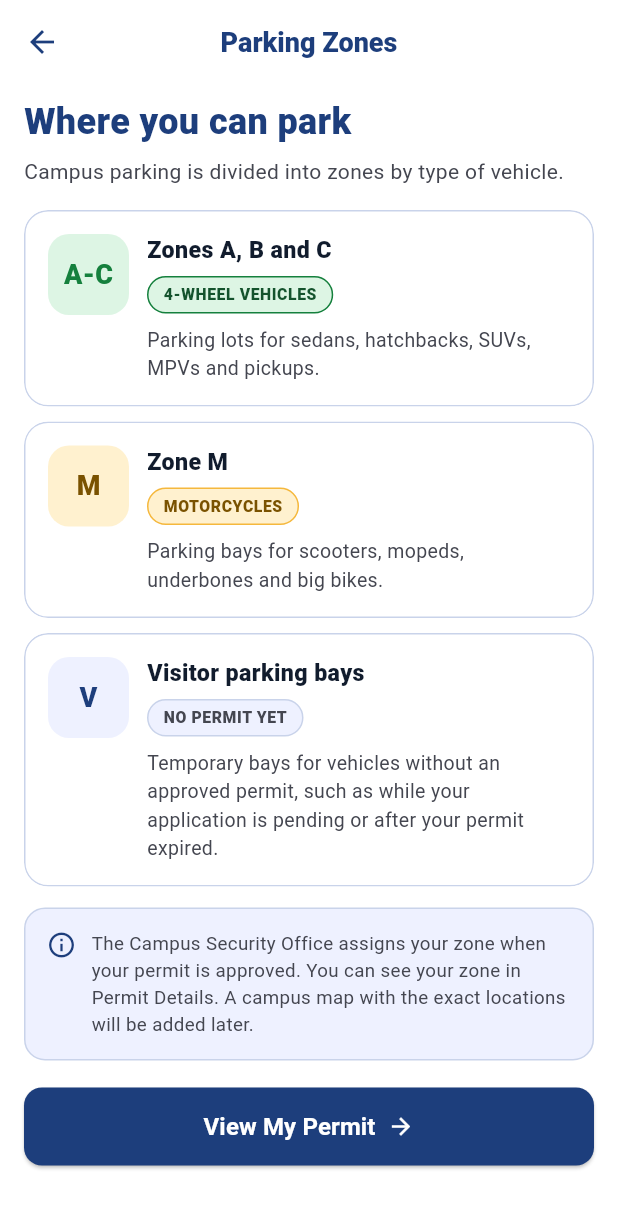
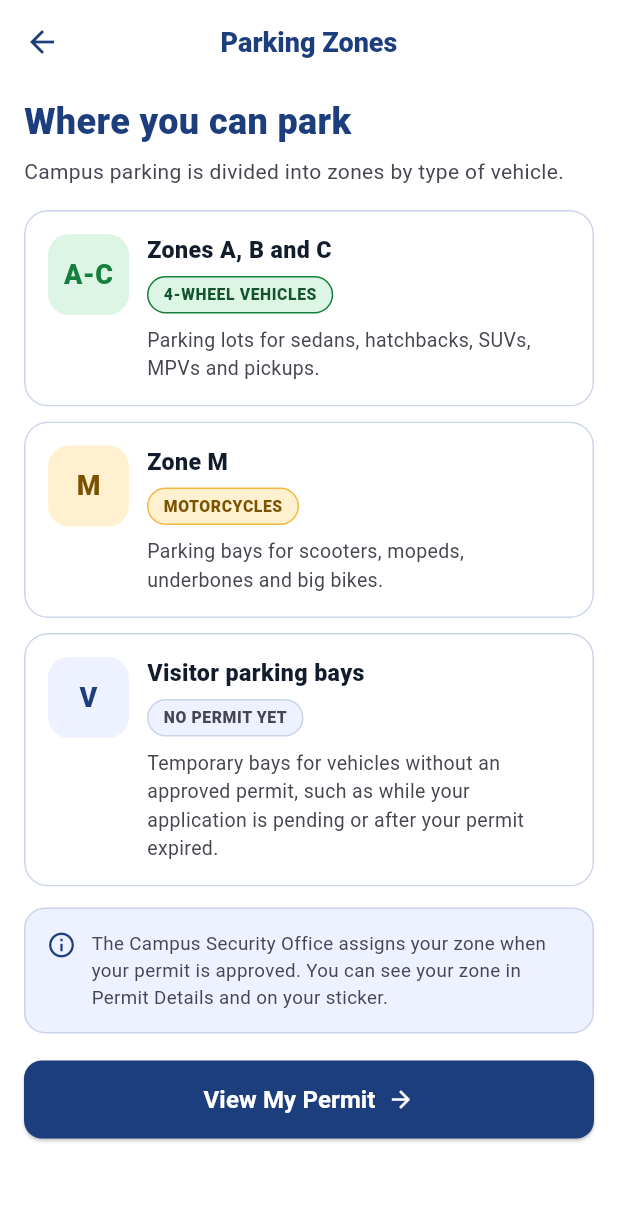
Before and after one commit to Itzmejian/UCU-ParkPermit, a Flutter app: the ParkingPolicyScreen screen opened by its route, scrolled down 576 dp, after a tap on "See Parking Zones", on a phone screen of 412 x 824 dp. Shown: the top 1208 px of the screen. Run offline on Flutter 3.47's test engine with Material 3 defaults, Android fonts, the phone set to English and light mode, and no system bars; our stand-ins replace connectivity_plus, file_picker, flutter_image_compress, image_picker, pdf, permission_handler and 2 more; missing offline and left inert: google_mlkit_text_recognition, mobile_scanner; accounts and stored records are empty.

Commit message:
Batch 20: rules and zones from the server, scan ignores SAMPLE

```diff
--- a/lib/core/orcr_parser.dart
+++ b/lib/core/orcr_parser.dart
@@ -82,7 +82,12 @@ String? _plateFrom(String text) {
 
 OrcrResult parseOrcr(List<String> rawLines) {
   final lines = [
-    for (final l in rawLines) l.toUpperCase().replaceAll(RegExp(r'\s+'), ' ').trim(),
+    for (final l in rawLines)
+      l
+          .toUpperCase()
+          .replaceAll(RegExp(r'\b(SAMPLE|ONLY)\b'), ' ')
+          .replaceAll(RegExp(r'\s+'), ' ')
+          .trim(),
   ]..removeWhere((l) => l.isEmpty);
   if (lines.isEmpty) return const OrcrResult();
 
--- a/lib/screens/help/parking_policy_screen.dart
+++ b/lib/screens/help/parking_policy_screen.dart
@@ -2,96 +2,86 @@ import 'package:flutter/material.dart';
 import '../../core/app_colors.dart';
 import '../../core/app_limits.dart';
 import '../../core/app_routes.dart';
+import '../../services/campus_info_service.dart';
 import '../../widgets/app_buttons.dart';
 import '../../widgets/app_card.dart';
 
-class _Rule {
-  const _Rule(this.icon, this.title, this.body);
+class ParkingPolicyScreen extends StatefulWidget {
+  const ParkingPolicyScreen({super.key});
 
-  final IconData icon;
-  final String title;
-  final String body;
+  @override
+  State<ParkingPolicyScreen> createState() => _ParkingPolicyScreenState();
 }
 
-class ParkingPolicyScreen extends StatelessWidget {
-  const ParkingPolicyScreen({super.key});
+class _ParkingPolicyScreenState extends State<ParkingPolicyScreen> {
+  static const List<CampusRule> _builtIn = [
+    CampusRule(Icons.directions_car_outlined, 'Up to $kMaxVehicles vehicles',
+        'Each account can register up to $kMaxVehicles vehicles. A pending application counts as one.'),
+    CampusRule(Icons.confirmation_number_outlined, 'Permit sticker',
+        'After approval you get a parking sticker with a QR code. Put it on your vehicle where the guard can see it. The guard scans it at the gate.'),
+    CampusRule(Icons.do_not_disturb_on_outlined, 'Stickers are not transferable',
+        'A sticker belongs to one vehicle and one person. Do not lend it or move it to another vehicle.'),
+    CampusRule(Icons.event_available_outlined, 'Valid for one semester',
+        'A permit is valid for one semester (6 months). The date is shown in Permit Details. Renew before it expires.'),
+    CampusRule(Icons.local_parking, 'Without a valid permit',
+        'Use the temporary visitor parking bays until your permit is approved or renewed.'),
+    CampusRule(Icons.edit_note_outlined, 'Changes to your vehicle',
+        'A new plate number must be verified again by the Security Office. Changes to the make or model, color and year are saved right away.'),
+    CampusRule(Icons.gavel_outlined, 'Declined applications',
+        'You have 7 days to file one appeal and resubmit the documents that need correcting.'),
+    CampusRule(Icons.autorenew_rounded, 'Lost or damaged sticker',
+        'Request a replacement in Permit Details. The old sticker stops working once the replacement is approved.'),
+    CampusRule(Icons.lock_outline, 'Your documents and data',
+        'Your documents are used only for your parking permit and are handled under the Data Privacy Act of 2012 (RA 10173).'),
+  ];
 
-  List<_Rule> get _rules => const [
-        _Rule(
-          Icons.directions_car_outlined,
-          'Vehicle limit',
-          'Each account can register up to $kMaxVehicles vehicles. A pending application counts as one.',
-        ),
-        _Rule(
-          Icons.confirmation_number_outlined,
-          'Permit sticker',
-          'After approval you get a permit number printed on a sticker. Put it on your vehicle where the guard can see it. The guard checks the sticker and its number at the gate.',
-        ),
-        _Rule(
-          Icons.do_not_disturb_on_outlined,
-          'Stickers are not transferable',
-          'A sticker belongs to one vehicle and one person. Do not lend it or move it to another vehicle.',
-        ),
-        _Rule(
-          Icons.event_available_outlined,
-          'Validity and renewal',
-          'The Security Office sets how long your permit is valid. The date is shown in Permit Details. Renew before it expires.',
-        ),
-        _Rule(
-          Icons.local_parking,
-          'Without a valid permit',
-          'Use the temporary visitor parking bays until your permit is approved or renewed.',
-        ),
-        _Rule(
-          Icons.edit_note_outlined,
-          'Changes to your vehicle',
-          'A new plate number must be verified again by the Security Office. Changes to the make or model, color and year are saved right away.',
-        ),
-        _Rule(
-          Icons.gavel_outlined,
-          'Declined applications',
-          'You have 7 days to file an appeal and resubmit the documents that need correcting.',
-        ),
-        _Rule(
-          Icons.autorenew_rounded,
-          'Lost or damaged sticker',
-          'Request a replacement in Permit Details. The Security Office reviews the request.',
-        ),
-        _Rule(
-          Icons.lock_outline,
-          'Your documents and data',
-          'Your documents are used only for your parking permit and are handled under the Data Privacy Act (RA 10173).',
-        ),
-      ];
+  List<CampusRule>? _rules;
+  bool _loading = true;
+
+  @override
+  void initState() {
+    super.initState();
+    _load();
+  }
+
+  Future<void> _load() async {
+    final r = await CampusInfoService.rules();
+    if (!mounted) return;
+    setState(() {
+      _rules = r;
+      _loading = false;
+    });
+  }
 
   @override
   Widget build(BuildContext context) {
-    final rules = _rules;
+    final rules = _rules ?? _builtIn;
     return Scaffold(
       appBar: AppBar(
-        title: const Text(
-          'Parking Policy',
-          style: TextStyle(fontSize: 18, fontWeight: FontWeight.w800),
-        ),
+        title: const Text('Parking Policy', style: TextStyle(fontSize: 18, fontWeight: FontWeight.w800)),
       ),
       body: SafeArea(
+        child: RefreshIndicator(
+          onRefresh: _load,
           child: ListView(
             padding: const EdgeInsets.fromLTRB(16, 8, 16, 24),
             children: [
               const Text(
                 'Campus parking rules',
-              style: TextStyle(
-                fontSize: 24,
-                fontWeight: FontWeight.w800,
-                color: AppColors.navy,
-              ),
+                style: TextStyle(fontSize: 24, fontWeight: FontWeight.w800, color: AppColors.navy),
               ),
               const SizedBox(height: 6),
               const Text(
-              'The main rules that apply when you use UCU ParkPermit.',
+                'The rules set by the Campus Security Office.',
                 style: TextStyle(fontSize: 14, height: 1.4, color: AppColors.textMuted),
               ),
               const SizedBox(height: 16),
+              if (_loading)
+                const Padding(
+                  padding: EdgeInsets.all(24),
+                  child: Center(child: CircularProgressIndicator()),
+                )
+              else
                 for (final r in rules)
                   Padding(
                     padding: const EdgeInsets.only(bottom: 10),
@@ -115,20 +105,12 @@ class ParkingPolicyScreen extends StatelessWidget {
                               children: [
                                 Text(
                                   r.title,
-                              style: const TextStyle(
-                                fontSize: 14.5,
-                                fontWeight: FontWeight.w800,
-                                color: AppColors.textDark,
-                              ),
+                                  style: const TextStyle(fontSize: 14.5, fontWeight: FontWeight.w800, color: AppColors.textDark),
                                 ),
                                 const SizedBox(height: 3),
                                 Text(
                                   r.body,
-                              style: const TextStyle(
-                                fontSize: 13,
-                                height: 1.45,
-                                color: AppColors.textMuted,
-                              ),
+                                  style: const TextStyle(fontSize: 13, height: 1.45, color: AppColors.textMuted),
                                 ),
                               ],
                             ),
@@ -137,6 +119,7 @@ class ParkingPolicyScreen extends StatelessWidget {
                       ),
                     ),
                   ),
+              if (!_loading && _rules == null)
                 Container(
                   padding: const EdgeInsets.all(14),
                   decoration: BoxDecoration(
@@ -147,11 +130,11 @@ class ParkingPolicyScreen extends StatelessWidget {
                   child: const Row(
                     crossAxisAlignment: CrossAxisAlignment.start,
                     children: [
-                  Icon(Icons.info_outline, size: 20, color: AppColors.goldDark),
+                      Icon(Icons.cloud_off_outlined, size: 20, color: AppColors.goldDark),
                       SizedBox(width: 10),
                       Expanded(
                         child: Text(
-                      'This is a summary of how the app works. The full UCU parking ordinance will be added here once the Campus Security Office provides it.',
+                          'Showing the saved copy. Pull down to load the latest rules when you are online.',
                           style: TextStyle(fontSize: 12.5, height: 1.45, color: AppColors.textDark),
                         ),
                       ),
@@ -166,6 +149,7 @@ class ParkingPolicyScreen extends StatelessWidget {
             ],
           ),
         ),
+      ),
     );
   }
 }
--- a/lib/screens/help/parking_zones_screen.dart
+++ b/lib/screens/help/parking_zones_screen.dart
@@ -1,46 +1,56 @@
 import 'package:flutter/material.dart';
 import '../../core/app_colors.dart';
 import '../../core/app_routes.dart';
+import '../../services/campus_info_service.dart';
 import '../../widgets/app_buttons.dart';
 import '../../widgets/app_card.dart';
 import '../../widgets/status_badge.dart';
 
-class _Zone {
-  const _Zone(this.mark, this.title, this.vehicles, this.body, this.tone);
+class ParkingZonesScreen extends StatefulWidget {
+  const ParkingZonesScreen({super.key});
 
-  final String mark;
-  final String title;
-  final String vehicles;
-  final String body;
-  final BadgeTone tone;
+  @override
+  State<ParkingZonesScreen> createState() => _ParkingZonesScreenState();
 }
 
-class ParkingZonesScreen extends StatelessWidget {
-  const ParkingZonesScreen({super.key});
+class _ParkingZonesScreenState extends State<ParkingZonesScreen> {
+  static const List<CampusZone> _builtIn = [
+    CampusZone('A-C', 'Zones A, B and C', 'four_wheel',
+        'Parking lots for sedans, hatchbacks, SUVs, MPVs and pickups.'),
+    CampusZone('M', 'Zone M', 'motorcycle', 'Parking bays for scooters, mopeds, underbones and big bikes.'),
+    CampusZone('V', 'Visitor parking bays', 'visitor',
+        'Temporary bays for vehicles without an approved permit, such as while your application is pending or after your permit expired.'),
+  ];
 
-  static const List<_Zone> _zones = [
-    _Zone(
-      'A-C',
-      'Zones A, B and C',
-      '4-WHEEL VEHICLES',
-      'Parking lots for sedans, hatchbacks, SUVs, MPVs and pickups.',
-      BadgeTone.green,
-    ),
-    _Zone(
-      'M',
-      'Zone M',
-      'MOTORCYCLES',
-      'Parking bays for scooters, mopeds, underbones and big bikes.',
-      BadgeTone.gold,
-    ),
-    _Zone(
-      'V',
-      'Visitor parking bays',
-      'NO PERMIT YET',
-      'Temporary bays for vehicles without an approved permit, such as while your application is pending or after your permit expired.',
-      BadgeTone.gray,
-    ),
-  ];
+  List<CampusZone>? _zones;
+  bool _loading = true;
+
+  @override
+  void initState() {
+    super.initState();
+    _load();
+  }
+
+  Future<void> _load() async {
+    final z = await CampusInfoService.zones();
+    if (!mounted) return;
+    setState(() {
+      _zones = z;
+      _loading = false;
+    });
+  }
+
+  BadgeTone _tone(String type) => switch (type) {
+        'motorcycle' => BadgeTone.gold,
+        'visitor' => BadgeTone.gray,
+        _ => BadgeTone.green,
+      };
+
+  String _label(String type) => switch (type) {
+        'motorcycle' => 'MOTORCYCLES',
+        'visitor' => 'NO PERMIT YET',
+        _ => '4-WHEEL VEHICLES',
+      };
 
   Color _tint(BadgeTone t) => switch (t) {
         BadgeTone.green => AppColors.successLight,
@@ -58,24 +68,20 @@ class ParkingZonesScreen extends StatelessWidget {
 
   @override
   Widget build(BuildContext context) {
+    final zones = _zones ?? _builtIn;
     return Scaffold(
       appBar: AppBar(
-        title: const Text(
-          'Parking Zones',
-          style: TextStyle(fontSize: 18, fontWeight: FontWeight.w800),
-        ),
+        title: const Text('Parking Zones', style: TextStyle(fontSize: 18, fontWeight: FontWeight.w800)),
       ),
       body: SafeArea(
+        child: RefreshIndicator(
+          onRefresh: _load,
           child: ListView(
             padding: const EdgeInsets.fromLTRB(16, 8, 16, 24),
             children: [
               const Text(
                 'Where you can park',
-              style: TextStyle(
-                fontSize: 24,
-                fontWeight: FontWeight.w800,
-                color: AppColors.navy,
-              ),
+                style: TextStyle(fontSize: 24, fontWeight: FontWeight.w800, color: AppColors.navy),
               ),
               const SizedBox(height: 6),
               const Text(
@@ -83,7 +89,13 @@ class ParkingZonesScreen extends StatelessWidget {
                 style: TextStyle(fontSize: 14, height: 1.4, color: AppColors.textMuted),
               ),
               const SizedBox(height: 16),
-            for (final z in _zones)
+              if (_loading)
+                const Padding(
+                  padding: EdgeInsets.all(24),
+                  child: Center(child: CircularProgressIndicator()),
+                )
+              else
+                for (final z in zones)
                   Padding(
                     padding: const EdgeInsets.only(bottom: 10),
                     child: AppCard(
@@ -95,16 +107,12 @@ class ParkingZonesScreen extends StatelessWidget {
                             height: 54,
                             alignment: Alignment.center,
                             decoration: BoxDecoration(
-                          color: _tint(z.tone),
+                              color: _tint(_tone(z.vehicleType)),
                               borderRadius: BorderRadius.circular(14),
                             ),
                             child: Text(
-                          z.mark,
-                          style: TextStyle(
-                            fontSize: 18,
-                            fontWeight: FontWeight.w800,
-                            color: _ink(z.tone),
-                          ),
+                              z.code,
+                              style: TextStyle(fontSize: 18, fontWeight: FontWeight.w800, color: _ink(_tone(z.vehicleType))),
                             ),
                           ),
                           const SizedBox(width: 12),
@@ -113,24 +121,18 @@ class ParkingZonesScreen extends StatelessWidget {
                               crossAxisAlignment: CrossAxisAlignment.start,
                               children: [
                                 Text(
-                              z.title,
-                              style: const TextStyle(
-                                fontSize: 15.5,
-                                fontWeight: FontWeight.w800,
-                                color: AppColors.textDark,
-                              ),
+                                  z.name,
+                                  style: const TextStyle(fontSize: 15.5, fontWeight: FontWeight.w800, color: AppColors.textDark),
                                 ),
                                 const SizedBox(height: 6),
-                            StatusBadge(text: z.vehicles, tone: z.tone),
+                                StatusBadge(text: _label(z.vehicleType), tone: _tone(z.vehicleType)),
+                                if (z.description.isNotEmpty) ...[
                                   const SizedBox(height: 8),
                                   Text(
-                              z.body,
-                              style: const TextStyle(
-                                fontSize: 13,
-                                height: 1.45,
-                                color: AppColors.textMuted,
+                                    z.description,
+                                    style: const TextStyle(fontSize: 13, height: 1.45, color: AppColors.textMuted),
                                   ),
-                            ),
+                                ],
                               ],
                             ),
                           ),
@@ -153,7 +155,7 @@ class ParkingZonesScreen extends StatelessWidget {
                     SizedBox(width: 10),
                     Expanded(
                       child: Text(
-                      'The Campus Security Office assigns your zone when your permit is approved. You can see your zone in Permit Details. A campus map with the exact locations will be added later.',
+                        'The Campus Security Office assigns your zone when your permit is approved. You can see your zone in Permit Details and on your sticker.',
                         style: TextStyle(fontSize: 12.5, height: 1.45, color: AppColors.textMuted),
                       ),
                     ),
@@ -169,6 +171,7 @@ class ParkingZonesScreen extends StatelessWidget {
             ],
           ),
         ),
+      ),
     );
   }
 }
--- /dev/null
+++ b/lib/services/campus_info_service.dart
@@ -0,0 +1,89 @@
+import 'package:flutter/material.dart';
+import 'package:supabase_flutter/supabase_flutter.dart';
+import '../core/supabase_config.dart';
+
+/// Same icon keys as the admin website.
+const Map<String, IconData> kRuleIcons = {
+  'car': Icons.directions_car_outlined,
+  'sticker': Icons.confirmation_number_outlined,
+  'no_transfer': Icons.do_not_disturb_on_outlined,
+  'calendar': Icons.event_available_outlined,
+  'parking': Icons.local_parking,
+  'edit': Icons.edit_note_outlined,
+  'gavel': Icons.gavel_outlined,
+  'renew': Icons.autorenew_rounded,
+  'lock': Icons.lock_outline,
+  'shield': Icons.shield_outlined,
+  'time': Icons.schedule_outlined,
+  'warning': Icons.warning_amber_outlined,
+  'info': Icons.info_outline,
+};
+
+class CampusRule {
+  const CampusRule(this.icon, this.title, this.body);
+
+  final IconData icon;
+  final String title;
+  final String body;
+}
+
+class CampusZone {
+  const CampusZone(this.code, this.name, this.vehicleType, this.description);
+
+  final String code;
+  final String name;
+  final String vehicleType;
+  final String description;
+}
+
+/// Parking rules and zones set by the Security Office in the admin website.
+/// Returns null when they cannot be loaded, so the screen shows its built-in text.
+class CampusInfoService {
+  CampusInfoService._();
+
+  static Future<List<CampusRule>?> rules() async {
+    if (!kSupabaseReady) return null;
+    try {
+      final rows = await Supabase.instance.client
+          .from('policy_rules')
+          .select('title, body, icon')
+          .eq('active', true)
+          .order('sort_order');
+      final list = [
+        for (final r in List<Map<String, dynamic>>.from(rows))
+          CampusRule(
+            kRuleIcons[(r['icon'] ?? '').toString()] ?? Icons.info_outline,
+            (r['title'] ?? '').toString(),
+            (r['body'] ?? '').toString(),
+          ),
+      ];
+      return list.isEmpty ? null : list;
+    } catch (_) {
+      return null;
+    }
+  }
+
+  static Future<List<CampusZone>?> zones() async {
+    if (!kSupabaseReady) return null;
+    try {
+      final rows = await Supabase.instance.client
+          .from('parking_zones')
+          .select('code, name, vehicle_type, description')
+          .eq('active', true)
+          .order('sort_order')
+          .order('code');
+      final list = [
+        for (final r in List<Map<String, dynamic>>.from(rows))
+          CampusZone(
+            (r['code'] ?? '').toString(),
+            (r['name'] ?? '').toString(),
+            (r['vehicle_type'] ?? '').toString(),
+            (r['description'] ?? '').toString(),
+          ),
+      ];
+      return list.isEmpty ? null : list;
+    } catch (_) {
+      return null;
+    }
+  }
+}
```
Lines whose indentation alone changed are shown as unchanged.
